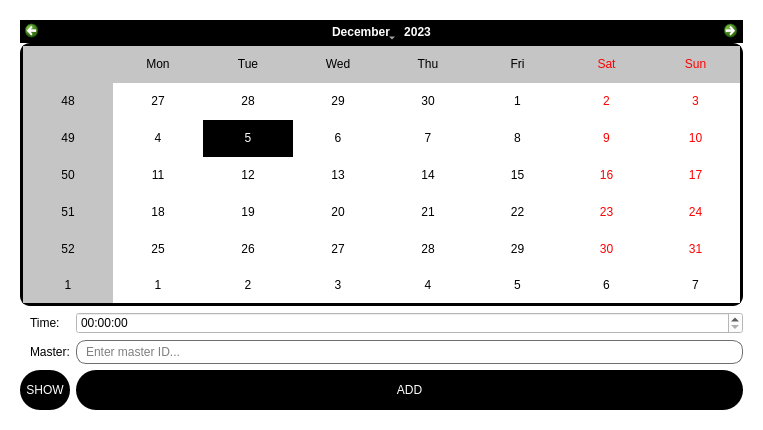
Qt form freetadd.ui (natalyatesluk/courseWork) before a commit.
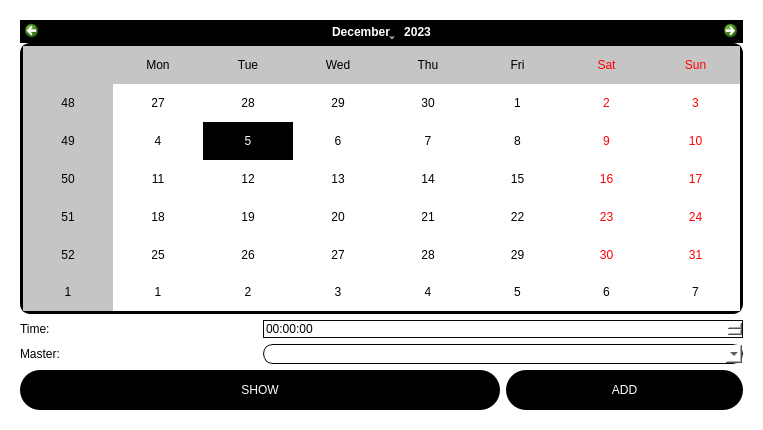
The same form after that commit. The open tabs and pages were chosen to show the change. Icons and pictures are not drawn.

```diff
--- a/freetadd.ui
+++ b/freetadd.ui
@@ -18,7 +18,13 @@
     <normaloff>:/build-course-Desktop_Qt_6_5_3_MinGW_64_bit-Debug/icons/iconka.ico</normaloff>:/build-course-Desktop_Qt_6_5_3_MinGW_64_bit-Debug/icons/iconka.ico</iconset>
   </property>
   <property name="styleSheet">
-   <string notr="true">QWidget
+   <string notr="true">QComboBox {
+    border: 1px solid rgb(6, 6, 6);
+    border-radius: 10px; /* Регулює заокруглення кутів */
+    padding: 1px 18px 1px 3px; /* Регулює відступи внутрішніх елементів */
+    min-width: 6em;
+	font: 12pt &quot;Candara&quot;;
+}QWidget
 {
 background-color: rgb(255, 255, 255);
 color: rgb(0, 0, 0);
@@ -85,7 +91,7 @@
 QLabel{font: 12pt &quot;Candara&quot;;}</string>
   </property>
   <layout class="QGridLayout" name="gridLayout">
-   <item row="0" column="0">
+   <item row="1" column="0">
     <widget class="QStackedWidget" name="freeTStckW">
      <property name="currentIndex">
       <number>0</number>
@@ -171,20 +177,6 @@
      </widget>
      <widget class="QWidget" name="addePage">
       <layout class="QGridLayout" name="gridLayout_2">
-       <item row="4" column="1">
-        <widget class="QLabel" name="masterLb">
-         <property name="text">
-          <string>Master:</string>
-         </property>
-        </widget>
-       </item>
-       <item row="2" column="1">
-        <widget class="QLabel" name="timeLb">
-         <property name="text">
-          <string>Time:</string>
-         </property>
-        </widget>
-       </item>
        <item row="5" column="2">
         <widget class="QPushButton" name="addPb">
          <property name="text">
@@ -192,19 +184,6 @@
          </property>
         </widget>
        </item>
-       <item row="4" column="2">
-        <widget class="QLineEdit" name="masteLE">
-         <property name="text">
-          <string/>
-         </property>
-         <property name="placeholderText">
-          <string>Enter master ID...</string>
-         </property>
-        </widget>
-       </item>
-       <item row="2" column="2">
-        <widget class="QTimeEdit" name="timeEdit"/>
-       </item>
        <item row="0" column="0" colspan="3">
         <widget class="QCalendarWidget" name="dateClnd">
          <property name="styleSheet">
@@ -293,6 +272,32 @@
          </property>
         </widget>
        </item>
+       <item row="2" column="0">
+        <widget class="QLabel" name="timeLb">
+         <property name="text">
+          <string>Time:</string>
+         </property>
+        </widget>
+       </item>
+       <item row="4" column="0">
+        <widget class="QLabel" name="masterLb">
+         <property name="text">
+          <string>Master:</string>
+         </property>
+        </widget>
+       </item>
+       <item row="2" column="1" colspan="2">
+        <widget class="QTimeEdit" name="timeEdit">
+         <property name="styleSheet">
+          <string notr="true">  border: 1px solid rgb(8, 8, 8);
+border-radius: 10px;
+font: 12pt &quot;Candara&quot;;</string>
+         </property>
+        </widget>
+       </item>
+       <item row="4" column="1" colspan="2">
+        <widget class="QComboBox" name="mastersCb"/>
+       </item>
       </layout>
      </widget>
     </widget>
```
Left out of the diff: 3 changed lines with no effect on the pictures.
